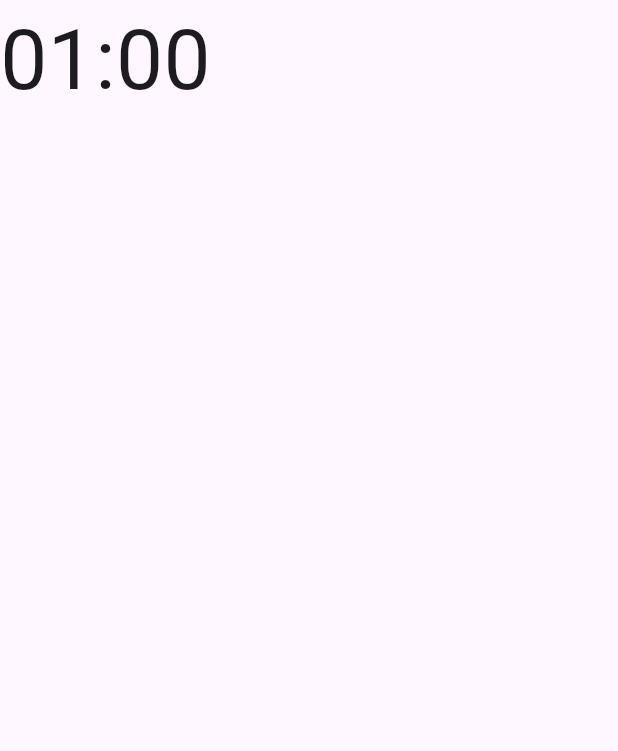
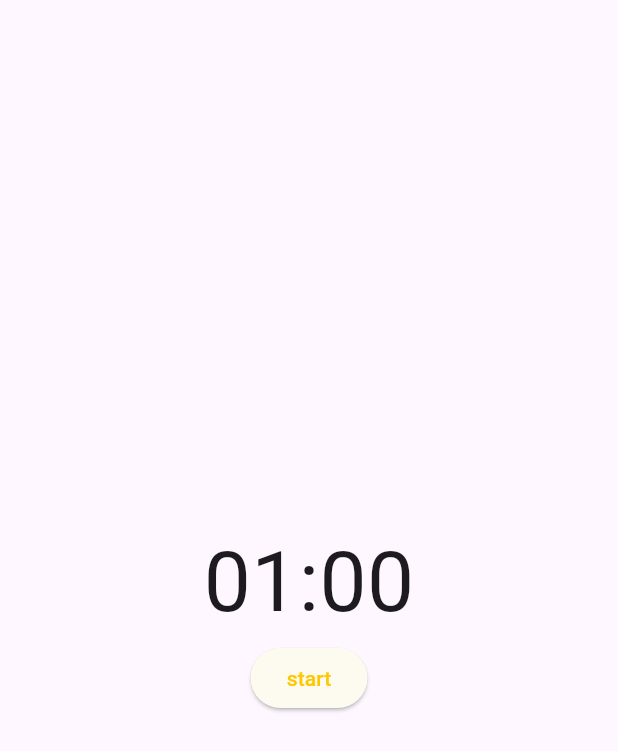
Before and after one commit to atsushiIMG/variety_of_app, a Flutter app: the screen it shows after launch, on a phone screen of 412 x 824 dp. Shown: the top 751 px of the screen. Run offline on Flutter 3.47's test engine with Material 2 defaults, Android fonts, the light colour scheme and no system bars; our stand-ins replace flutter_riverpod.

Commit message:
タイマーの制御ボタンを追加

```diff
--- a/lib/home/view.dart
+++ b/lib/home/view.dart
@@ -12,10 +12,27 @@ class Home extends ConsumerWidget {
     final TimerModel timerModel = ref.watch(timerProvider);
     return Scaffold(
       body: SafeArea(
-        child: Text(
-          timerModel.minutes + ':' + timerModel.seconds,
-          style: TextStyle(
-            fontSize: 56,
+        child: Center(
+          child: Column(
+            mainAxisAlignment: MainAxisAlignment.center,
+            children: [
+              Text(
+                timerModel.minutes + ':' + timerModel.seconds,
+                style: TextStyle(
+                  fontSize: 56,
+                ),
+              ),
+              ElevatedButton(
+                onPressed: () {
+                  timerModel.doStartOrReset();
+                },
+                child: Text(timerModel.buttonDisplay),
+                style: ElevatedButton.styleFrom(
+                  foregroundColor: timerModel.foregroundColor,
+                  backgroundColor: timerModel.backgroundColor,
+                ),
+              )
+            ],
           ),
         ),
       ),
```
Also changed, not shown: lib/home/model.dart (+47 -5 lines).
